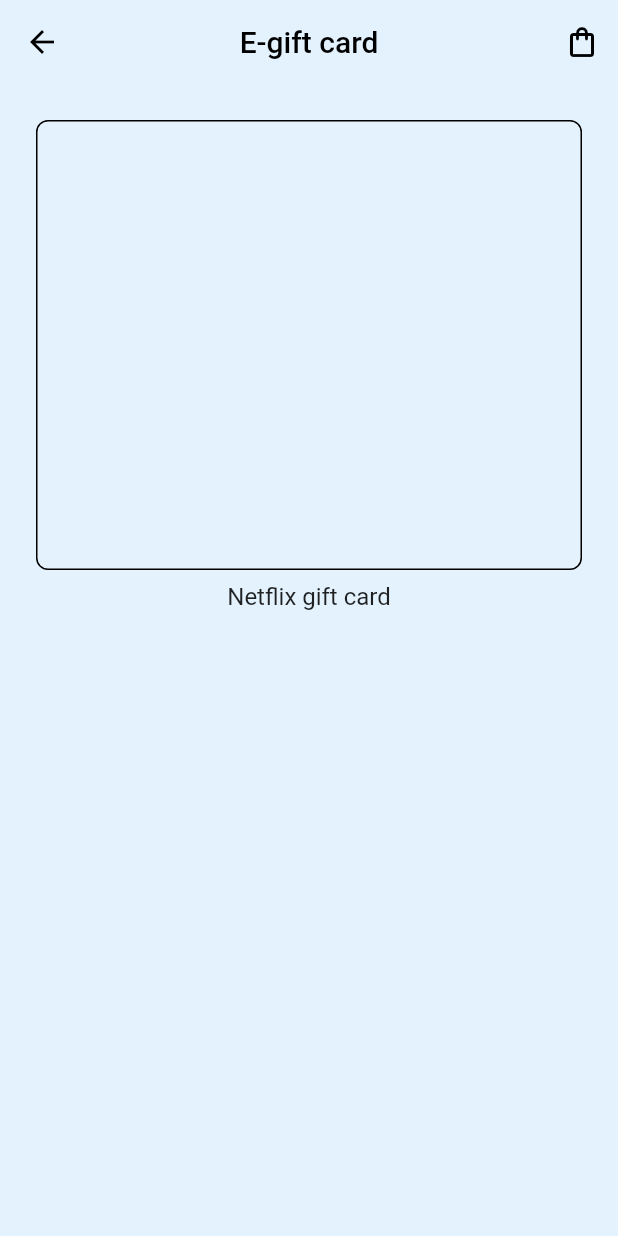
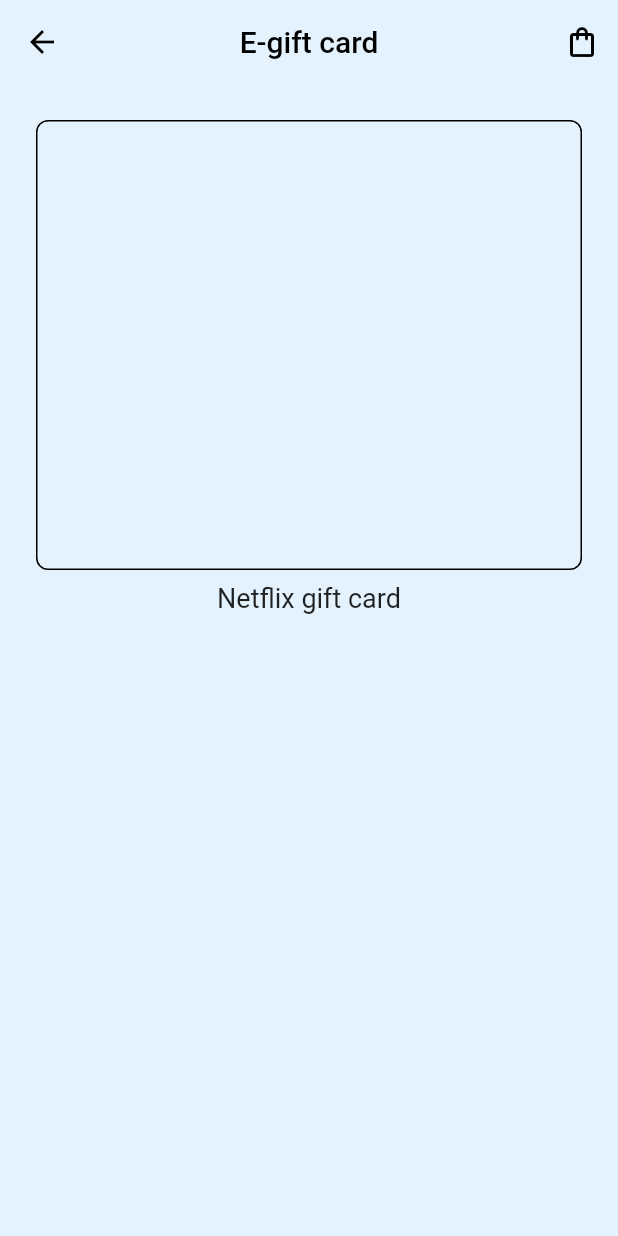
Before and after one commit to JAICHANGPARK/flutter_notebook_chapter_28, a Flutter app: the EGiftCardDetailPage screen opened directly, on a phone screen of 412 x 824 dp. Run offline on Flutter 3.47's test engine with Material 2 defaults, Android fonts, the phone set to English and light mode, and no system bars; our stand-ins replace date_picker_timeline, dots_indicator, fl_chart, flutter_speed_dial, freezed_annotation, google_fonts and 1 more.

Commit message:
Update egift_card_detail_page.dart

```diff
--- a/lib/ep1448_egift_card_app/view/egift_card_detail_page.dart
+++ b/lib/ep1448_egift_card_app/view/egift_card_detail_page.dart
@@ -39,9 +39,12 @@
                 borderRadius: BorderRadius.circular(8),
               ),
             ),
-            Text("Netflix gift card", style: TextStyle(
-              fontSize: 16,
-            ),),
+            Text(
+              "Netflix gift card",
+              style: TextStyle(
+                fontSize: 18,
+              ),
+            ),
           ],
         ),
       ),
```
